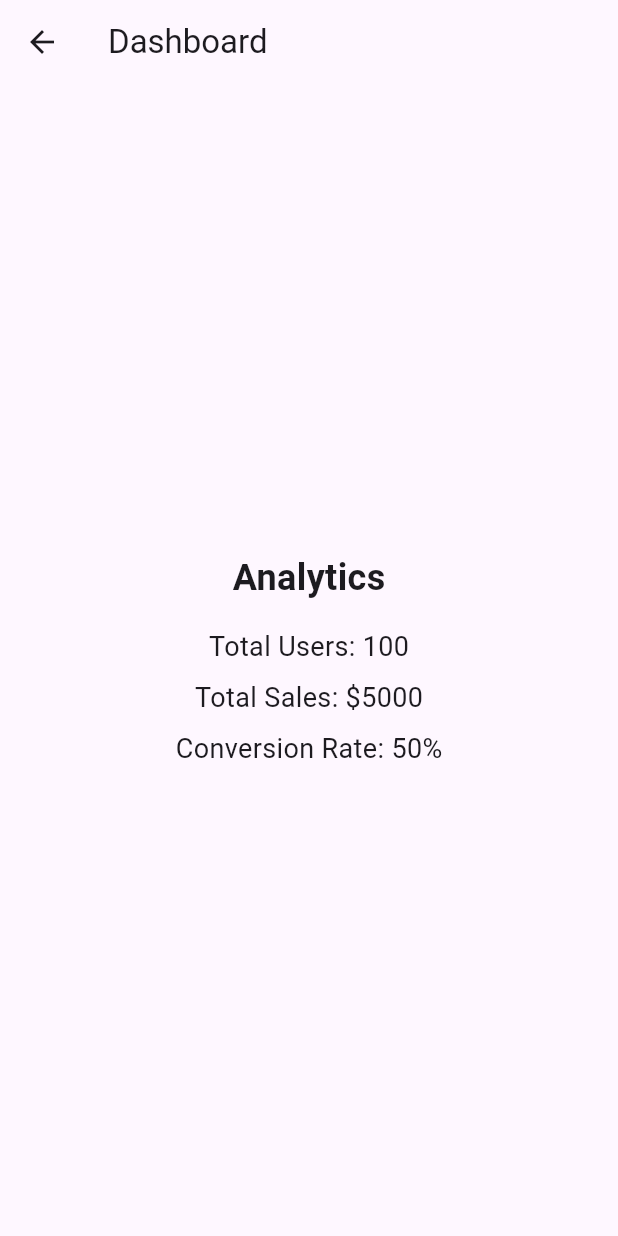
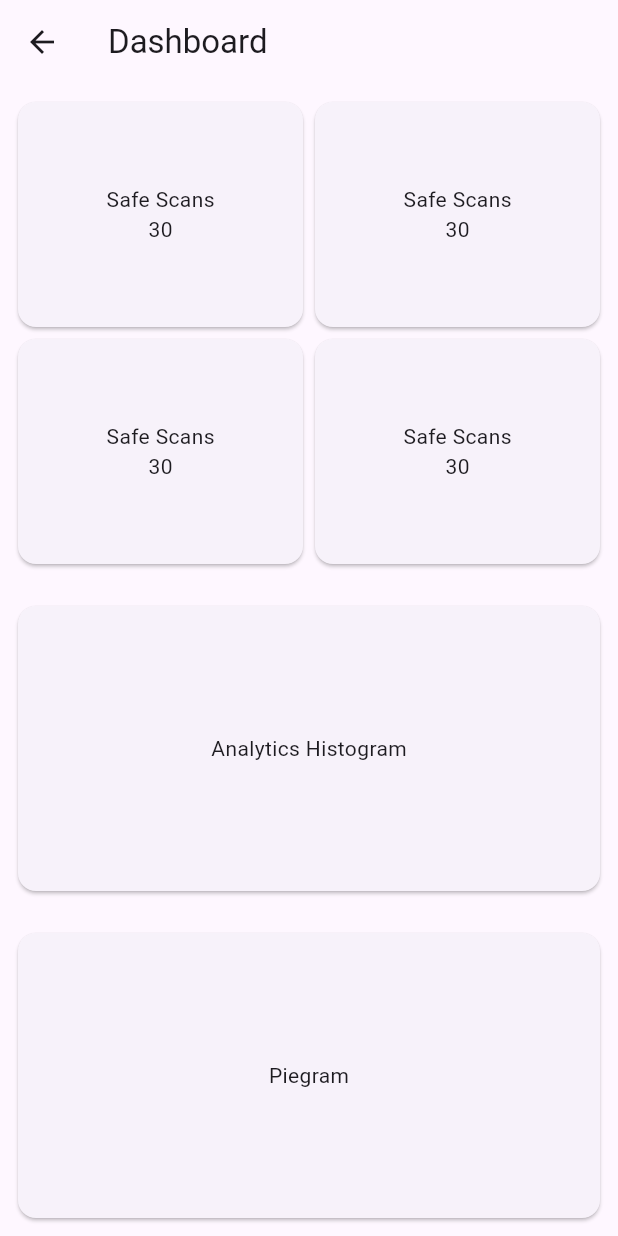
Before and after one commit to shmaisanimostafa/Security-Guard-Mobile-Admin, a Flutter app: the DashboardScreen screen opened directly, on a phone screen of 412 x 824 dp. Run offline on Flutter 3.47's test engine with Material 3 defaults, Android fonts, the phone set to English and light mode, and no system bars; our stand-ins replace avatar_glow, dotted_border, file_picker, google_generative_ai, image_picker, speech_to_text; missing offline and left inert: feedback, flutter_email_sender, google_mlkit_text_recognition, highlight_text; statements that could not run were skipped.

Commit message:
Edit Dashboard Screen

```diff
--- /dev/null
+++ b/security_guard_mobile_admin/lib/components/statistics_card.dart
@@ -0,0 +1,23 @@
+import 'package:flutter/material.dart';
+
+class StatisticsCard extends StatelessWidget {
+  const StatisticsCard({
+    super.key,
+  });
+
+  @override
+  Widget build(BuildContext context) {
+    return const Card(
+      child: Center(
+        child: SizedBox(
+          width: 150.0,
+          height: 150.0,
+          child: Column(
+            mainAxisAlignment: MainAxisAlignment.center,
+            children: [Text('Safe Scans'), Text('30')],
+          ),
+        ),
+      ),
+    );
+  }
+}
--- a/security_guard_mobile_admin/lib/screens/admin/dashboard_screen.dart
+++ b/security_guard_mobile_admin/lib/screens/admin/dashboard_screen.dart
@@ -1,3 +1,4 @@
+import 'package:capstone_proj/components/statistics_card.dart';
 import 'package:flutter/material.dart';
 
 class DashboardScreen extends StatelessWidget {
@@ -9,31 +10,45 @@ class DashboardScreen extends StatelessWidget {
       appBar: AppBar(
         title: const Text('Dashboard'),
       ),
-      body: const Center(
+      body: const Padding(
+        padding: EdgeInsets.all(8.0),
         child: Column(
-          mainAxisAlignment: MainAxisAlignment.center,
           children: [
-            Text(
-              'Analytics',
-              style: TextStyle(
-                fontSize: 24,
-                fontWeight: FontWeight.bold,
+            Row(
+              children: [
+                Expanded(
+                  child: StatisticsCard(),
+                ),
+                Expanded(
+                  child: StatisticsCard(),
+                ),
+              ],
+            ),
+            Row(
+              children: [
+                Expanded(
+                  child: StatisticsCard(),
+                ),
+                Expanded(
+                  child: StatisticsCard(),
+                ),
+              ],
+            ),
+            SizedBox(height: 20),
+            Expanded(
+              child: Card(
+                child: Center(
+                  child: Text('Analytics Histogram'),
+                ),
               ),
             ),
-            SizedBox(height: 16),
-            Text(
-              'Total Users: 100',
-              style: TextStyle(fontSize: 18),
-            ),
-            SizedBox(height: 8),
-            Text(
-              'Total Sales: \$5000',
-              style: TextStyle(fontSize: 18),
-            ),
-            SizedBox(height: 8),
-            Text(
-              'Conversion Rate: 50%',
-              style: TextStyle(fontSize: 18),
+            SizedBox(height: 20),
+            Expanded(
+              child: Card(
+                child: Center(
+                  child: Text('Piegram'),
+                ),
+              ),
             ),
           ],
         ),
--- a/security_guard_mobile_admin/lib/screens/initial_screen_my_app.dart
+++ b/security_guard_mobile_admin/lib/screens/initial_screen_my_app.dart
@@ -41,6 +41,7 @@ class _MyAppState extends State<MyApp> {
     const Home(),
     const Link(),
     const UploadFileScreen(),
+    // const DashboardScreen(),
     const Chat(),
   ];
 //
@@ -248,7 +249,7 @@ class _MyAppState extends State<MyApp> {
                     );
                   },
                 ),
-                Divider(),
+                const Divider(),
                 const Text('Settings', textAlign: TextAlign.center),
                 const Divider(),
                 ListTile(
--- a/security_guard_mobile_admin/lib/screens/navigation_screens/home.dart
+++ b/security_guard_mobile_admin/lib/screens/navigation_screens/home.dart
@@ -80,7 +80,7 @@ class _HomeState extends State<Home> {
                       title: data[index].title,
                       author: "Mostafa Shmaisani",
                       date: 'Sometime Feb 2023',
-                      imageUrl: 'images/ProfilePic.png',
+                      imageUrl: 'images/img.jpg',
                     ),
                   ],
                 );
```
Also changed, not shown: security_guard_mobile_admin/images/img.jpg (added), 1 other file.
